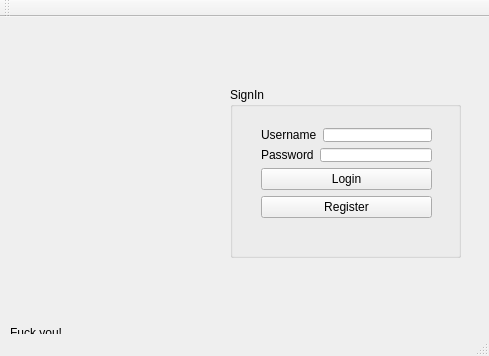
Before: the Qt Designer form mainwindow.ui in KryvosheyaIvan/passwSaver, drawn with Qt 5.
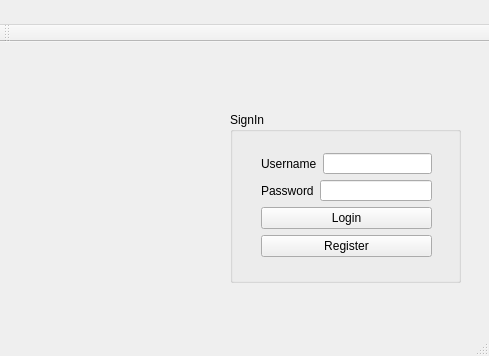
After: the same form once the commit is applied.

Patch:
```diff
--- a/mainwindow.ui
+++ b/mainwindow.ui
@@ -32,7 +32,7 @@
        <x>20</x>
        <y>30</y>
        <width>193</width>
-       <height>112</height>
+       <height>126</height>
       </rect>
      </property>
      <layout class="QVBoxLayout" name="verticalLayout_2">
@@ -112,25 +112,41 @@
     </property>
    </widget>
   </widget>
+  <widget class="QToolBar" name="mainToolBar">
+   <attribute name="toolBarArea">
+    <enum>TopToolBarArea</enum>
+   </attribute>
+   <attribute name="toolBarBreak">
+    <bool>false</bool>
+   </attribute>
+  </widget>
+  <widget class="QStatusBar" name="statusBar">
+   <property name="focusPolicy">
+    <enum>Qt::TabFocus</enum>
+   </property>
+  </widget>
   <widget class="QMenuBar" name="menuBar">
    <property name="geometry">
     <rect>
      <x>0</x>
      <y>0</y>
      <width>489</width>
-     <height>21</height>
+     <height>25</height>
     </rect>
    </property>
+   <property name="sizePolicy">
+    <sizepolicy hsizetype="MinimumExpanding" vsizetype="Preferred">
+     <horstretch>25</horstretch>
+     <verstretch>25</verstretch>
+    </sizepolicy>
+   </property>
+   <property name="minimumSize">
+    <size>
+     <width>25</width>
+     <height>25</height>
+    </size>
+   </property>
   </widget>
-  <widget class="QToolBar" name="mainToolBar">
-   <attribute name="toolBarArea">
-    <enum>TopToolBarArea</enum>
-   </attribute>
-   <attribute name="toolBarBreak">
-    <bool>false</bool>
-   </attribute>
-  </widget>
-  <widget class="QStatusBar" name="statusBar"/>
   <action name="actionaboutQt">
    <property name="text">
     <string>aboutQt</string>
```
